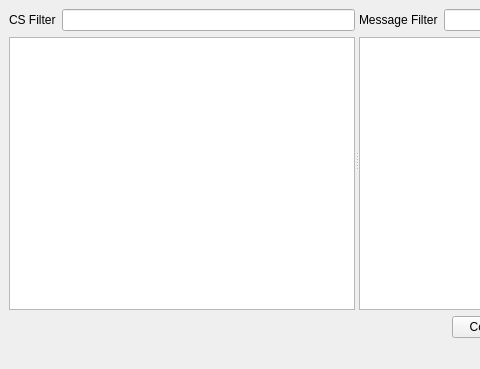
This is mqt/MqtKSTClient/kstmainwindow.ui in Rsclub22/Minos2-Mirror as Qt 5 draws it before an edit; both pictures show x 0 to 480 and y 0 to 369 of the 713 by 369 pixel window. The edited form follows.
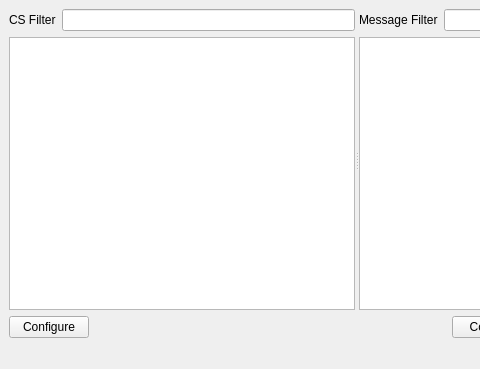
This is the edited form. Custom widgets are drawn as their Qt base class.

The edit to the form file:
```diff
--- a/mqt/MqtKSTClient/kstmainwindow.ui
+++ b/mqt/MqtKSTClient/kstmainwindow.ui
@@ -74,6 +74,13 @@
     </item>
     <item>
      <layout class="QHBoxLayout" name="horizontalLayout">
+      <item>
+       <widget class="QPushButton" name="configureButton">
+        <property name="text">
+         <string>Configure</string>
+        </property>
+       </widget>
+      </item>
       <item>
        <spacer name="horizontalSpacer">
         <property name="orientation">
```
Left out of the diff: 5 changed lines with no effect on the pictures.
